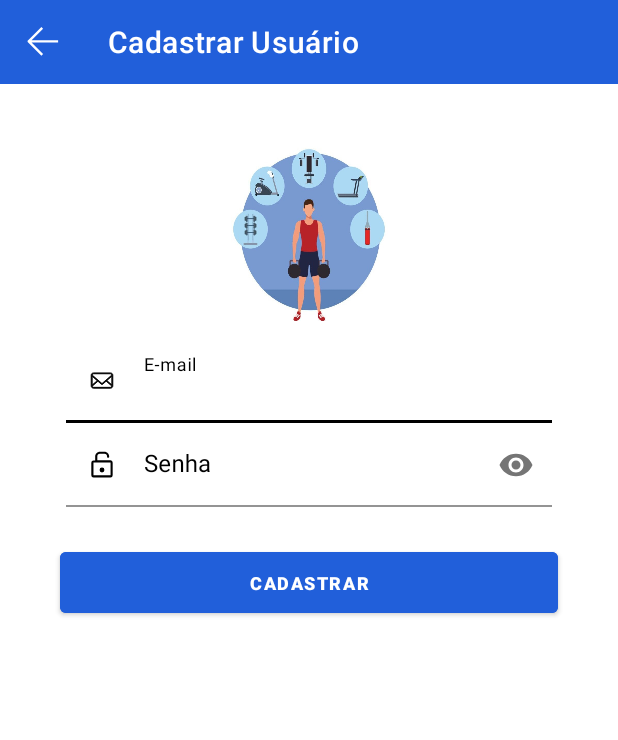
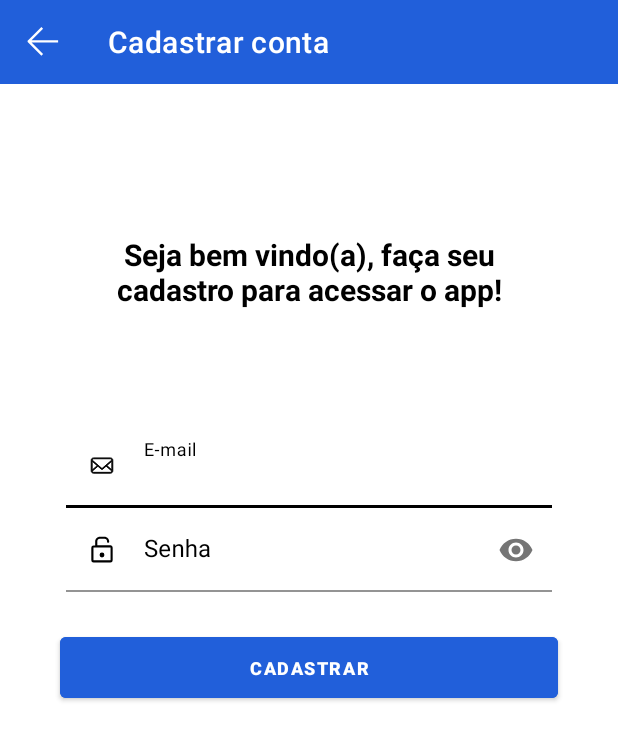
Before and after one commit to EduardoCarvalhoo/training_app, an Android app: the RegisterActivity screen opened directly, with no data from a screen before it, on a phone screen of 412 x 824 dp. Shown: the top 740 px of the screen. Run offline under Robolectric (Android 15) with nearby library versions, the phone set to English and light mode, and no system bars; our stand-ins replace Firebase (no records; nobody signed in at launch, a user with empty details on screens opened directly).

Commit message:
feat: adding title to the registration screen

```diff
--- a/app/src/main/java/com/example/training/presentation/ui/register/RegisterActivity.kt
+++ b/app/src/main/java/com/example/training/presentation/ui/register/RegisterActivity.kt
@@ -25,7 +25,7 @@ class RegisterActivity : AppCompatActivity() {
     private fun setupToolbar() {
         setSupportActionBar(binding.registerToolbar)
         supportActionBar?.setHomeAsUpIndicator(R.drawable.ic_arrow_back)
-        title = getString(R.string.register_user_text_toolbar)
+        title = getString(R.string.register_account_toolbar)
         supportActionBar?.setDisplayHomeAsUpEnabled(true)
         supportActionBar?.setHomeAsUpIndicator(R.drawable.ic_arrow_back)
     }
--- a/app/src/main/res/layout/activity_login.xml
+++ b/app/src/main/res/layout/activity_login.xml
@@ -26,8 +26,7 @@
         android:layout_width="0dp"
         android:layout_height="wrap_content"
         android:layout_marginTop="48dp"
-        android:layout_marginStart="44dp"
-        android:layout_marginEnd="44dp"
+        android:layout_marginHorizontal="44dp"
         android:text="@string/login_welcome_text"
         android:textAlignment="center"
         android:textColor="@color/black"
--- a/app/src/main/res/layout/activity_register.xml
+++ b/app/src/main/res/layout/activity_register.xml
@@ -16,32 +16,33 @@
         app:layout_constraintTop_toTopOf="parent"
         app:titleTextColor="@color/white" />
 
-    <ImageView
-        android:id="@+id/register_user_text_view"
-        android:layout_width="120dp"
-        android:layout_height="120dp"
-        android:layout_marginTop="38dp"
-        android:foreground="@drawable/drawable_man_training"
-        android:gravity="center"
+    <TextView
+        android:id="@+id/register_title_text_view"
+        android:layout_width="0dp"
+        android:layout_height="wrap_content"
+        android:layout_marginHorizontal="12dp"
+        android:layout_marginTop="100dp"
+        android:text="@string/register_title_text"
+        android:textAlignment="center"
         android:textColor="@color/black"
         android:textSize="20sp"
+        android:textStyle="bold"
         app:layout_constraintEnd_toStartOf="@+id/register_end_guideline"
         app:layout_constraintStart_toStartOf="@+id/register_start_guideline"
-        app:layout_constraintTop_toBottomOf="@+id/register_toolbar"
-        android:importantForAccessibility="no" />
+        app:layout_constraintTop_toBottomOf="@+id/register_toolbar" />
 
     <com.google.android.material.textfield.TextInputLayout
         android:id="@+id/register_email_field_text_input_layout"
         android:layout_width="0dp"
         android:layout_height="wrap_content"
         android:layout_marginHorizontal="44dp"
-        android:layout_marginTop="12dp"
+        android:layout_marginTop="76dp"
         android:textColorHint="@color/black"
         app:boxStrokeColor="@color/black"
         app:hintTextColor="@color/black"
         app:layout_constraintEnd_toEndOf="parent"
         app:layout_constraintStart_toStartOf="parent"
-        app:layout_constraintTop_toBottomOf="@id/register_user_text_view"
+        app:layout_constraintTop_toBottomOf="@+id/register_title_text_view"
         app:startIconDrawable="@drawable/ic_email"
         app:startIconTint="@color/black">
 
@@ -89,10 +90,10 @@
         android:layout_height="wrap_content"
         android:layout_marginTop="24dp"
         android:backgroundTint="@drawable/ic_button_background_selector"
+        android:padding="12dp"
         android:text="@string/register_button_text"
         android:textColor="@color/white"
         android:textSize="12sp"
-        android:padding="12dp"
         android:textStyle="bold"
         app:layout_constraintEnd_toStartOf="@+id/register_end_guideline"
         app:layout_constraintStart_toStartOf="@+id/register_start_guideline"
--- a/app/src/main/res/values/strings.xml
+++ b/app/src/main/res/values/strings.xml
@@ -18,8 +18,9 @@
     "
 
     <!-- Register -->
-    <string name="register_user_text_toolbar">Cadastrar Usuário</string>
+    <string name="register_account_toolbar">Cadastrar conta</string>
     <string name="register_successfully_registered_user">Usuário cadastrado com sucesso</string>
+    <string name="register_title_text">Seja bem vindo(a), faça seu cadastro para acessar o app!</string>
     <string name="register_failed_to_register_user">Falha ao registrar usuário, tente novamente!</string>
     <string name="register_button_text">Cadastrar</string>
     <string name="register_email_error_message_text">Email no formato inválido ou senha inválida</string>
```
